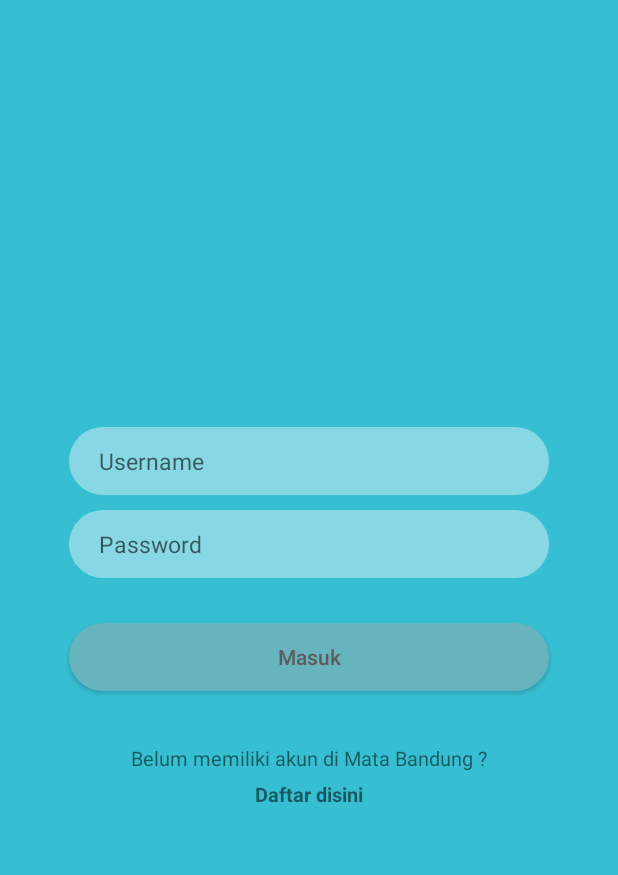
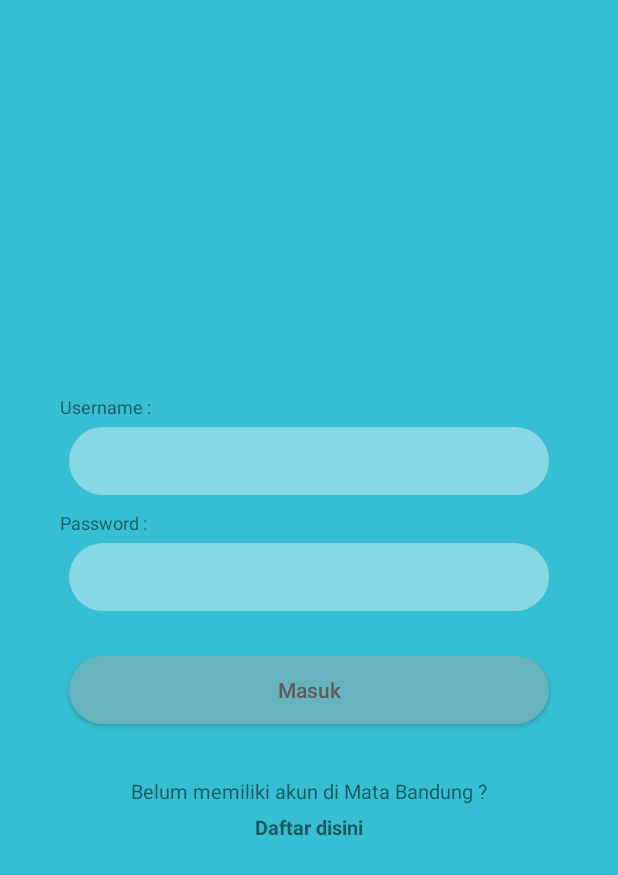
Before and after one commit to TekKetek/MataBandung, an Android app: the screen it shows after launch (LoginActivity), on a phone screen of 412 x 824 dp. Shown: the top 875 px of the screen. Run offline under Robolectric (Android 15) with nearby library versions, the phone set to English and light mode, and no system bars.

Commit message:
adding login and register xml

```diff
--- a/app/build.gradle
+++ b/app/build.gradle
@@ -19,10 +19,14 @@ android {
 }
 
 dependencies {
-    implementation fileTree(dir: 'libs', include: ['*.jar'])
+    implementation fileTree(include: ['*.jar'], dir: 'libs')
+    //noinspection GradleCompatible
     implementation 'com.android.support:appcompat-v7:26.1.0'
     implementation 'com.android.support.constraint:constraint-layout:1.1.3'
     testImplementation 'junit:junit:4.12'
     androidTestImplementation 'com.android.support.test:runner:1.0.2'
     androidTestImplementation 'com.android.support.test.espresso:espresso-core:3.0.2'
+    implementation 'com.android.support:cardview-v7:26.1.0'
+    implementation 'com.android.support:design:26.1.0'
+    implementation 'com.android.support:recyclerview-v7:26.1.0'
 }
--- a/app/src/main/AndroidManifest.xml
+++ b/app/src/main/AndroidManifest.xml
@@ -9,7 +9,8 @@
         android:roundIcon="@mipmap/ic_launcher_round"
         android:supportsRtl="true"
         android:theme="@style/AppTheme">
-        <activity android:name=".LoginActivity"
+        <activity
+            android:name=".LoginActivity"
             android:theme="@style/AppTheme.NoActionBar">
             <intent-filter>
                 <action android:name="android.intent.action.MAIN" />
@@ -17,6 +18,8 @@
                 <category android:name="android.intent.category.LAUNCHER" />
             </intent-filter>
         </activity>
+        <activity android:name=".RegisterActivity" />
+        <activity android:name=".HomeActivity"></activity>
     </application>
 
 </manifest>
--- a/app/src/main/res/layout/activity_login.xml
+++ b/app/src/main/res/layout/activity_login.xml
@@ -7,27 +7,40 @@
     android:background="@color/colorPrimary"
     tools:context="com.pramudana.sam.matabandung.LoginActivity">
 
-
     <LinearLayout
         android:layout_width="match_parent"
         android:layout_height="match_parent"
         android:gravity="center"
         android:orientation="vertical">
 
-        <EditText
-            android:layout_width="320dp"
-            android:layout_height="45dp"
-            android:textSize="15sp"
-            android:background="@drawable/etstyle"
-            android:hint="Username"/>
+        <TextView
+            android:layout_width="match_parent"
+            android:layout_height="wrap_content"
+            android:layout_marginBottom="5dp"
+            android:paddingLeft="40dp"
+            android:text="Username :"
+            android:textSize="12sp" />
 
         <EditText
             android:layout_width="320dp"
             android:layout_height="45dp"
             android:textSize="15sp"
-            android:layout_marginTop="10dp"
-            android:background="@drawable/etstyle"
-            android:hint="Password"/>
+            android:layout_marginBottom="10dp"
+            android:background="@drawable/etstyle" />
+
+        <TextView
+            android:layout_width="match_parent"
+            android:layout_height="wrap_content"
+            android:layout_marginBottom="5dp"
+            android:paddingLeft="40dp"
+            android:text="Password :"
+            android:textSize="12sp" />
+
+        <EditText
+            android:layout_width="320dp"
+            android:layout_height="45dp"
+            android:textSize="15sp"
+            android:background="@drawable/etstyle" />
 
         <Button
             android:layout_width="320dp"
```
Also changed, not shown: app/src/main/java/com/pramudana/sam/matabandung/HomeActivity.java (added, +13 -0 lines), app/src/main/java/com/pramudana/sam/matabandung/RegisterActivity.java (added, +13 -0 lines), app/src/main/res/layout/activity_home.xml (added, +9 -0 lines), app/src/main/res/layout/activity_register.xml (added, +118 -0 lines).
